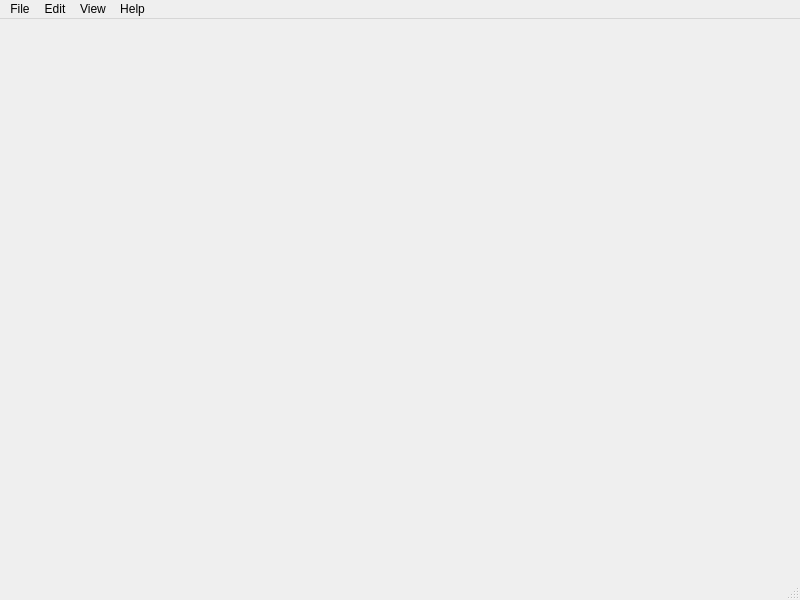
The window that mainwindow.ui (murdex5/Puffin) describes before a commit, drawn with Qt 5.
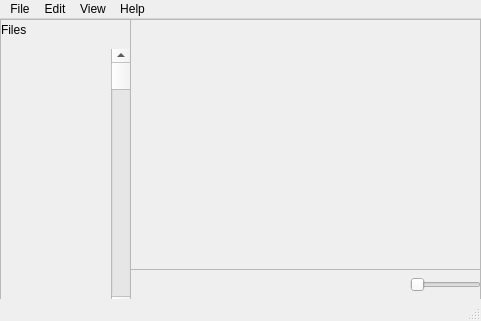
The same window after the commit. Icons and pictures are not drawn.

Diff of the .ui file:
```diff
--- a/mainwindow.ui
+++ b/mainwindow.ui
@@ -6,21 +6,116 @@
    <rect>
     <x>0</x>
     <y>0</y>
-    <width>800</width>
-    <height>600</height>
+    <width>481</width>
+    <height>321</height>
    </rect>
   </property>
   <property name="windowTitle">
    <string>MainWindow</string>
   </property>
-  <widget class="QWidget" name="centralwidget"/>
+  <widget class="QWidget" name="centralwidget">
+   <widget class="QFrame" name="AudioVisualizer">
+    <property name="geometry">
+     <rect>
+      <x>130</x>
+      <y>0</y>
+      <width>351</width>
+      <height>251</height>
+     </rect>
+    </property>
+    <property name="frameShape">
+     <enum>QFrame::Shape::StyledPanel</enum>
+    </property>
+    <property name="frameShadow">
+     <enum>QFrame::Shadow::Raised</enum>
+    </property>
+   </widget>
+   <widget class="QFrame" name="Playback">
+    <property name="geometry">
+     <rect>
+      <x>130</x>
+      <y>250</y>
+      <width>351</width>
+      <height>31</height>
+     </rect>
+    </property>
+    <property name="frameShape">
+     <enum>QFrame::Shape::StyledPanel</enum>
+    </property>
+    <property name="frameShadow">
+     <enum>QFrame::Shadow::Raised</enum>
+    </property>
+    <widget class="QSlider" name="Volume">
+     <property name="geometry">
+      <rect>
+       <x>280</x>
+       <y>0</y>
+       <width>71</width>
+       <height>31</height>
+      </rect>
+     </property>
+     <property name="orientation">
+      <enum>Qt::Orientation::Horizontal</enum>
+     </property>
+    </widget>
+   </widget>
+   <widget class="QScrollArea" name="scrollArea">
+    <property name="geometry">
+     <rect>
+      <x>0</x>
+      <y>0</y>
+      <width>131</width>
+      <height>301</height>
+     </rect>
+    </property>
+    <property name="widgetResizable">
+     <bool>true</bool>
+    </property>
+    <widget class="QWidget" name="scrollAreaWidgetContents">
+     <property name="geometry">
+      <rect>
+       <x>0</x>
+       <y>0</y>
+       <width>129</width>
+       <height>299</height>
+      </rect>
+     </property>
+     <widget class="QScrollBar" name="verticalScrollBar">
+      <property name="geometry">
+       <rect>
+        <x>110</x>
+        <y>29</y>
+        <width>20</width>
+        <height>261</height>
+       </rect>
+      </property>
+      <property name="orientation">
+       <enum>Qt::Orientation::Vertical</enum>
+      </property>
+     </widget>
+     <widget class="QLabel" name="label">
+      <property name="geometry">
+       <rect>
+        <x>0</x>
+        <y>0</y>
+        <width>131</width>
+        <height>20</height>
+       </rect>
+      </property>
+      <property name="text">
+       <string>Files</string>
+      </property>
+     </widget>
+    </widget>
+   </widget>
+  </widget>
   <widget class="QStatusBar" name="statusbar"/>
   <widget class="QMenuBar" name="menuBar">
    <property name="geometry">
     <rect>
      <x>0</x>
      <y>0</y>
-     <width>800</width>
+     <width>481</width>
      <height>21</height>
     </rect>
    </property>
```
Left out of the diff: 6 changed lines with no effect on the pictures.
